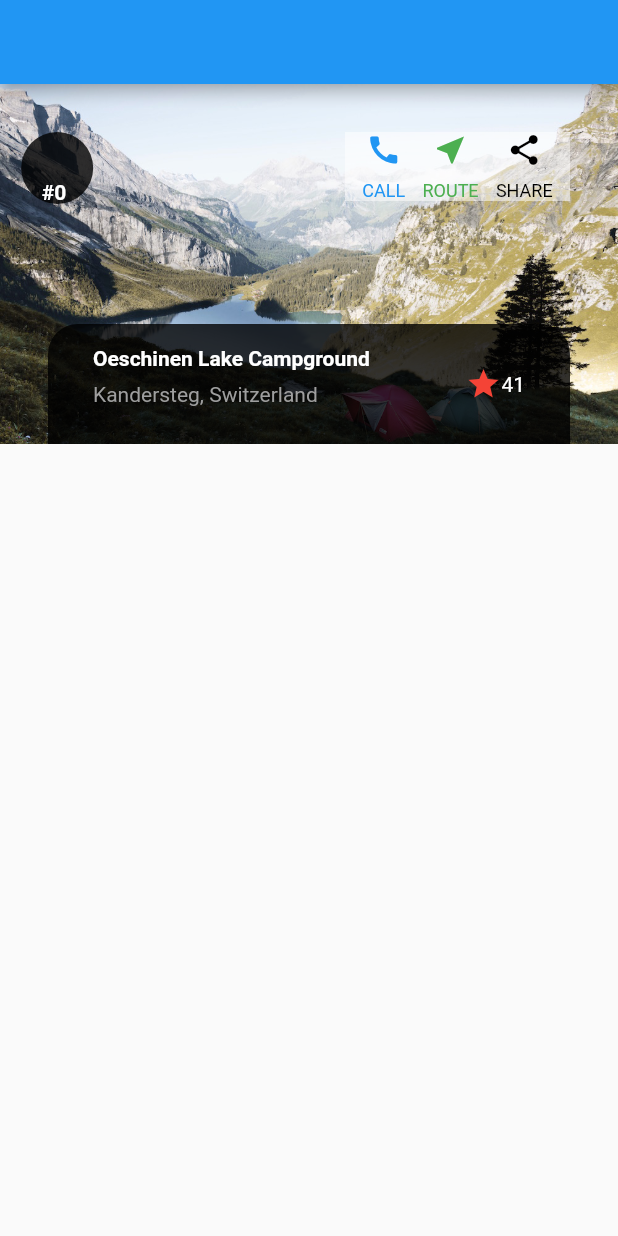
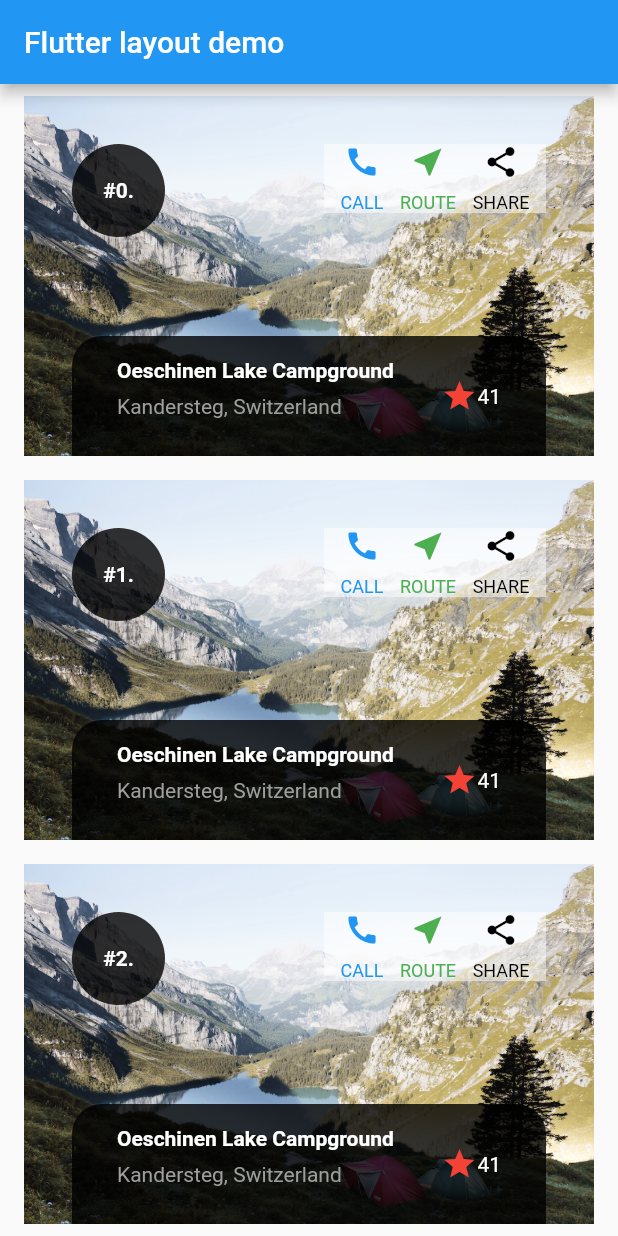
Before and after one commit to ValKuz26/FlutterApp, a Flutter app: the screen it shows after launch, on a phone screen of 412 x 824 dp. Run offline on Flutter 3.47's test engine with Material 2 defaults, Android fonts, the phone set to English and light mode, and no system bars.

Commit message:
listViewBuild

```diff
--- a/lib/main.dart
+++ b/lib/main.dart
@@ -1,4 +1,5 @@
 import 'package:flutter/material.dart';
+import 'package:flutter/rendering.dart';
 
 void main() => runApp(const MyApp());
 
@@ -11,24 +12,10 @@ class MyApp extends StatelessWidget {
     Color bgColor = Colors.white;
     Color bgColor2 = Colors.black;
 
-    Widget circleWithNumber = Container(
-      decoration: BoxDecoration(
-        color:bgColor2.withOpacity(0.8),
-        shape: BoxShape.circle,
-      ),
-          padding: const EdgeInsets.only(right: 32, top: 32),
-      margin:const EdgeInsets.only(top:32, right:32),
-          child: const Text(
-            '        #0',
-            style: TextStyle(
-              fontWeight: FontWeight.bold,color:Colors.white,
-            ),
-          ),
-    );
+
    Widget whiteBox = Container(
       color: bgColor.withOpacity(0.5),
-      alignment: Alignment.topLeft,
-      margin:const EdgeInsets.only(top:32, right:32, left : 230),
+      margin:const EdgeInsets.only(top:32, right:32, left : 200),
       child:  Row(
         mainAxisAlignment: MainAxisAlignment.spaceEvenly,
         children: [
@@ -104,26 +91,32 @@ class MyApp extends StatelessWidget {
       ),
     );
 
-    Widget mainSection = Stack(
+   /* Widget mainSection = Stack(
         children: [
-          circleWithNumber,
           _buildMainLayout(circleWithNumber, titleSection, whiteBox),
           _buildMainLayout(circleWithNumber, titleSection, whiteBox),
           _buildMainLayout(circleWithNumber, titleSection, whiteBox),
         ]
-    );
+    );*/
 
     return MaterialApp(
       title: 'Flutter layout demo',
       home: Scaffold(
         appBar: AppBar(
-         // title: const Text('Flutter layout demo'),
+          title: const Text('Flutter layout demo'),
         ),
-        body: ListView(
-          children: [
-            _buildMainLayout(circleWithNumber, titleSection, whiteBox),
-          ]
-  )
+        body: ListView.builder(
+          padding: const EdgeInsets.only(left:8.0,right:8.0),
+          itemCount: 8,
+          itemBuilder: (context, index)
+          {
+            return Padding(
+                padding: const EdgeInsets.all(8.0),
+                child:
+                _buildMainLayout(titleSection, whiteBox, bgColor2, index)
+            );
+          },
+       ),
       ),
     );
   }
@@ -149,7 +142,7 @@ class MyApp extends StatelessWidget {
     );
   }
 
-  Stack _buildMainLayout(Widget circleWithNumber,Widget titleSection, Widget whiteBox){
+  Stack _buildMainLayout(Widget titleSection, Widget whiteBox, Color bgColor, int index){
     return Stack(
         children: [
           Image.asset(
@@ -158,10 +151,34 @@ class MyApp extends StatelessWidget {
             height: 240,
             fit: BoxFit.cover,
           ),
-          circleWithNumber,
+          _buildCircleWithNumber(bgColor: bgColor, index: index),
           titleSection,
           whiteBox,
         ]
     );
   }
+
+  Container _buildCircleWithNumber({
+    Color bgColor = Colors.black,
+    int index = 0
+  }){
+    var i = index.toString();
+    String text = '#$i.';
+    return Container(
+      decoration: BoxDecoration(
+        color:bgColor.withOpacity(0.8),
+        shape: BoxShape.circle,
+      ),
+      width:62,
+      height:62,
+      alignment: Alignment.center,
+      margin:const EdgeInsets.only(top:32,left:32),
+      child: Text(
+        text,
+        style: TextStyle(
+          fontWeight: FontWeight.bold,color:Colors.white,
+        ),
+      ),
+    );
+  }
 }
```
